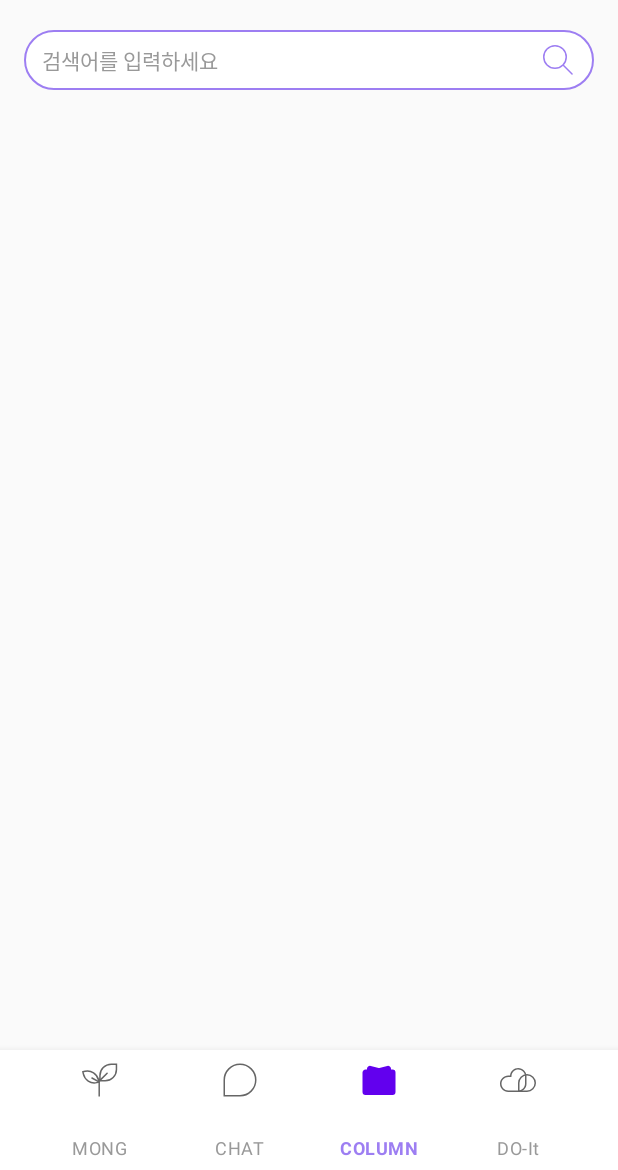
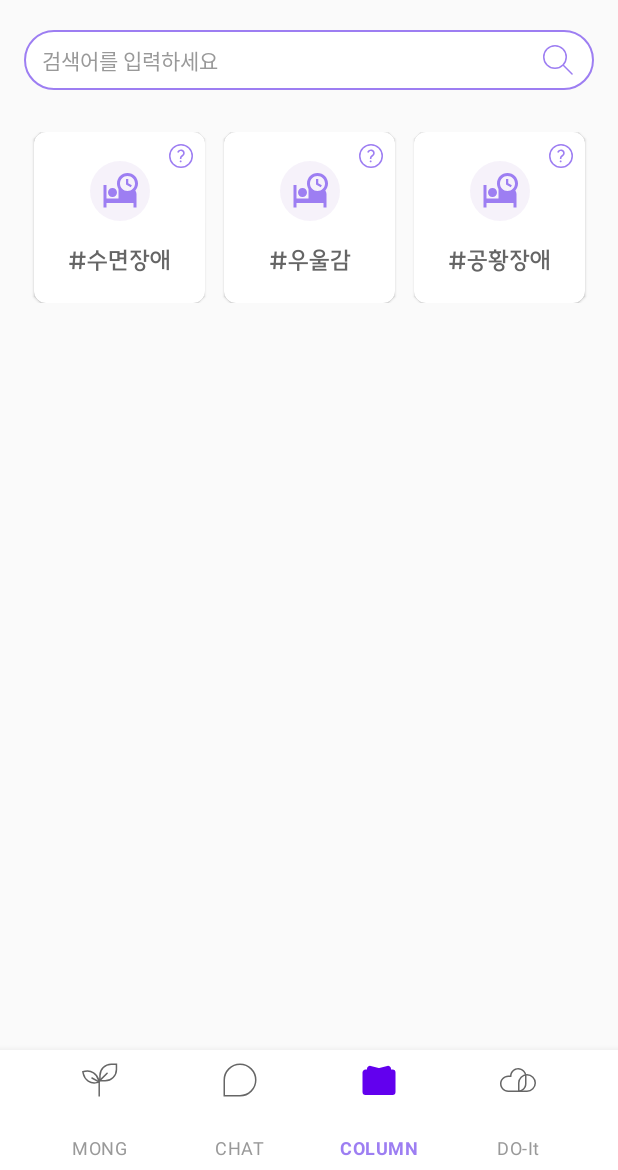
Before and after one commit to bw-green/DURYMONG-Android, an Android app: the ColumnFragment screen opened through its navigation route, on a phone screen of 412 x 824 dp, the part 66-1236 px from its top. Run offline under Robolectric (Android 15) with nearby library versions, the phone set to English and light mode, and no system bars; our stand-ins replace navigation-ui.

Commit message:
[feat]: column 화면에서의 recyclerview와 viewmodel 데이터 연결

```diff
--- a/app/build.gradle.kts
+++ b/app/build.gradle.kts
@@ -5,6 +5,7 @@ plugins {
     alias(libs.plugins.kotlin.android)
     alias(libs.plugins.kotlin.compose)
     id("org.jetbrains.kotlin.kapt")
+    id("org.jetbrains.kotlin.plugin.parcelize")
 }
 
 //local property 불러오기
--- a/app/src/main/java/com/example/durymong/view/column/ColumnFragment.kt
+++ b/app/src/main/java/com/example/durymong/view/column/ColumnFragment.kt
@@ -6,12 +6,15 @@ import android.view.View
 import android.view.ViewGroup
 import androidx.fragment.app.Fragment
 import androidx.fragment.app.viewModels
+import androidx.recyclerview.widget.GridLayoutManager
 import com.example.durymong.databinding.FragmentColumnBinding
+import com.example.durymong.view.column.adapter.RVAdapterColumnCategory
 import com.example.durymong.view.column.viewmodel.ColumnViewModel
 
 class ColumnFragment : Fragment() {
     private var _binding: FragmentColumnBinding? = null
     private val binding get() = _binding!!
+    private lateinit var rvAdapterColumnCategory: RVAdapterColumnCategory
 
     //viewModel 선언
     private val viewModel: ColumnViewModel by viewModels()
@@ -24,8 +27,23 @@ class ColumnFragment : Fragment() {
         return binding.root
     }
 
+    override fun onViewCreated(view: View, savedInstanceState: Bundle?) {
+        super.onViewCreated(view, savedInstanceState)
+
+        initRVAdapterColumnCategory()
+    }
+
     override fun onDestroyView() {
         super.onDestroyView()
         _binding = null
     }
+
+    private fun initRVAdapterColumnCategory(){
+        rvAdapterColumnCategory = RVAdapterColumnCategory(requireContext(), viewModel.columnCategoryList)
+
+        with(binding.rvColumnMenuList){
+            adapter = rvAdapterColumnCategory
+            layoutManager = GridLayoutManager(requireContext(), 3)
+        }
+    }
 }
--- /dev/null
+++ b/app/src/main/java/com/example/durymong/view/column/adapter/RVAdapterColumnCategory.kt
@@ -0,0 +1,39 @@
+package com.example.durymong.view.column.adapter
+
+import android.content.Context
+import android.view.LayoutInflater
+import android.view.ViewGroup
+import androidx.lifecycle.LiveData
+import androidx.recyclerview.widget.RecyclerView
+import com.example.durymong.databinding.ItemColumnCategoryBinding
+import com.example.durymong.view.column.viewmodel.ColumnCategory
+
+class RVAdapterColumnCategory(
+    private val context: Context,
+    private val items: LiveData<List<ColumnCategory>>
+) : RecyclerView.Adapter<RVAdapterColumnCategory.ViewHolder>() {
+    inner class ViewHolder(val binding: ItemColumnCategoryBinding) :
+        RecyclerView.ViewHolder(binding.root) {
+        fun bind(item: ColumnCategory) {
+            binding.ivColumnCategoryIcon.setImageResource(item.imgId)
+            binding.columnCategoryName.text = item.name
+        }
+    }
+
+    override fun onCreateViewHolder(
+        parent: ViewGroup,
+        viewType: Int
+    ): RVAdapterColumnCategory.ViewHolder {
+        val binding = ItemColumnCategoryBinding.inflate(LayoutInflater.from(context), parent, false)
+        return ViewHolder(binding)
+    }
+
+    override fun getItemCount(): Int = items.value?.size!!
+
+    override fun onBindViewHolder(holder: ViewHolder, position: Int) {
+        val currentItem = items.value?.get(position)
+        if (currentItem != null) {
+            holder.bind(currentItem)
+        }
+    }
+}
--- a/app/src/main/java/com/example/durymong/view/column/viewmodel/ColumnViewModel.kt
+++ b/app/src/main/java/com/example/durymong/view/column/viewmodel/ColumnViewModel.kt
@@ -1,35 +1,68 @@
 package com.example.durymong.view.column.viewmodel
 
+import android.os.Parcelable
 import androidx.lifecycle.LiveData
 import androidx.lifecycle.MutableLiveData
 import androidx.lifecycle.ViewModel
+import com.example.durymong.R
+import kotlinx.parcelize.Parcelize
 
-class ColumnViewModel: ViewModel() {
-    private val _columnList = MutableLiveData<List<Column>>()
-    //화면에서 columnList를 통해 값에 접근
-    val columnList: LiveData<List<Column>> get() = _columnList
+class ColumnViewModel : ViewModel() {
+    //실제 data를 저장할 변수들
+    private val _columnCategoryList = MutableLiveData<List<ColumnCategory>>()
+    private val _columnData = MutableLiveData<Column>()
+
+    //화면에서 아래 변수들을 통해 값에 접근
+    val columnCategoryList: LiveData<List<ColumnCategory>> get() = _columnCategoryList
+    val columnData: LiveData<Column> get() = _columnData
 
     init {
         //처음 viewModel이 생성될 때 실행할 작업들
-        fetchData()
+        fetchColumnCategoryData()
     }
 
     //데이터를 가져오는 함수, api 연결시에 변경 예정, 현재는 테스트용 코드
-    fun fetchData() {
-        _columnList.value = listOf(
-            Column(
-                imgUrl = "asd",
-                headLine = "asdfaf",
-                title = "asdfasf",
-                body = "asdfad"
-            )
+    fun fetchColumnCategoryData() {
+        _columnCategoryList.value = listOf(
+            ColumnCategory(
+                imgId = R.drawable.ic_column_sleep_disorder,
+                name = "#수면장애",
+                description = "수면장애란 제대로 잘 수 없는~"
+            ),
+            ColumnCategory(
+                imgId = R.drawable.ic_column_sleep_disorder,
+                name = "#우울감",
+                description = "우울감이란~"
+            ),
+            ColumnCategory(
+                imgId = R.drawable.ic_column_sleep_disorder,
+                name = "#공황장애",
+                description = "공황장애란~"
+            ),
+        )
+    }
+
+    //데이터를 가져오는 함수, api 연결시에 변경 예정, 현재는 테스트용 코드
+    fun fetchColumnData() {
+        _columnData.value = Column(
+            imgId= R.drawable.img_column_thumbnail_dummy,
+            headLine = "잠 못 드는 하루하루, 수면장애",
+            title = "수면장애에 대한 이야기",
+            body = "본문 내용.."
         )
     }
 }
 
+data class ColumnCategory(
+    val imgId: Int,
+    val name: String,
+    val description: String
+)
+
+@Parcelize
 data class Column(
-    val imgUrl: String,
+    val imgId: Int,
     val headLine: String,
     val title: String,
     val body: String
-)
+): Parcelable
--- a/app/src/main/res/layout/fragment_column.xml
+++ b/app/src/main/res/layout/fragment_column.xml
@@ -92,7 +92,7 @@
 
         <androidx.recyclerview.widget.RecyclerView
             android:id="@+id/rv_column_menu_list"
-            tools:listitem="@layout/item_column_menu"
+            tools:listitem="@layout/item_column_category"
             android:layout_width="match_parent"
             android:layout_height="0dp"
             android:layout_marginTop="28dp"
--- a/app/src/main/res/layout/item_column_menu.xml
+++ b/app/src/main/res/layout/item_column_category.xml
@@ -1,35 +1,37 @@
 <?xml version="1.0" encoding="utf-8"?>
 <androidx.constraintlayout.widget.ConstraintLayout xmlns:android="http://schemas.android.com/apk/res/android"
     xmlns:app="http://schemas.android.com/apk/res-auto"
-    android:layout_width="wrap_content"
+    android:layout_gravity="center_horizontal"
+    android:layout_width="match_parent"
     android:layout_height="wrap_content">
 
     <com.google.android.material.card.MaterialCardView
-        android:id="@+id/card_column_menu"
+        android:id="@+id/card_column_category"
         android:layout_width="114dp"
         android:layout_height="114dp"
         app:cardCornerRadius="8dp"
         app:layout_constraintStart_toStartOf="parent"
+        app:layout_constraintEnd_toEndOf="parent"
         app:layout_constraintTop_toTopOf="parent">
 
         <androidx.constraintlayout.widget.ConstraintLayout
-            android:id="@+id/cl_column_menu_container"
+            android:id="@+id/cl_column_category_container"
             android:layout_width="match_parent"
             android:layout_height="match_parent">
 
             <ImageView
-                android:id="@+id/iv_column_menu_questionmark"
+                android:id="@+id/iv_column_category_questionmark"
                 android:layout_width="wrap_content"
                 android:layout_height="wrap_content"
                 android:layout_marginTop="8dp"
                 android:layout_marginEnd="8dp"
                 android:contentDescription="question mark"
-                android:src="@drawable/ic_column_menu_questionmark"
+                android:src="@drawable/ic_column_category_questionmark"
                 app:layout_constraintEnd_toEndOf="parent"
                 app:layout_constraintTop_toTopOf="parent" />
 
             <ImageView
-                android:id="@+id/iv_column_menu_icon"
+                android:id="@+id/iv_column_category_icon"
                 android:layout_width="wrap_content"
                 android:layout_height="wrap_content"
                 android:layout_marginTop="19dp"
@@ -40,6 +42,7 @@
                 app:layout_constraintTop_toTopOf="parent" />
 
             <TextView
+                android:id="@+id/column_category_name"
                 android:layout_width="wrap_content"
                 android:layout_height="wrap_content"
                 android:layout_marginTop="16dp"
@@ -49,7 +52,7 @@
                 android:textSize="16sp"
                 app:layout_constraintEnd_toEndOf="parent"
                 app:layout_constraintStart_toStartOf="parent"
-                app:layout_constraintTop_toBottomOf="@id/iv_column_menu_icon" />
+                app:layout_constraintTop_toBottomOf="@id/iv_column_category_icon" />
 
         </androidx.constraintlayout.widget.ConstraintLayout>
 
```
Also changed, not shown: app/src/main/res/drawable/ic_column_category_questionmark.xml (renamed from app/src/main/res/drawable/ic_column_menu_questionmark.xml), app/src/main/res/layout/item_column_category_description.xml (renamed from app/src/main/res/layout/item_column_menu_description.xml).
